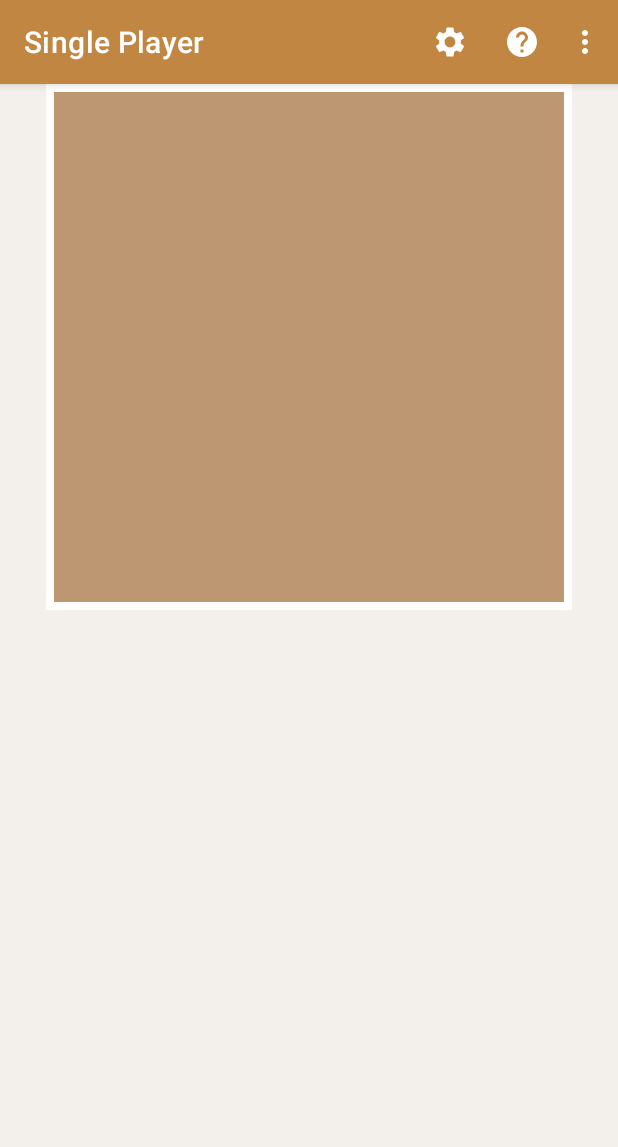
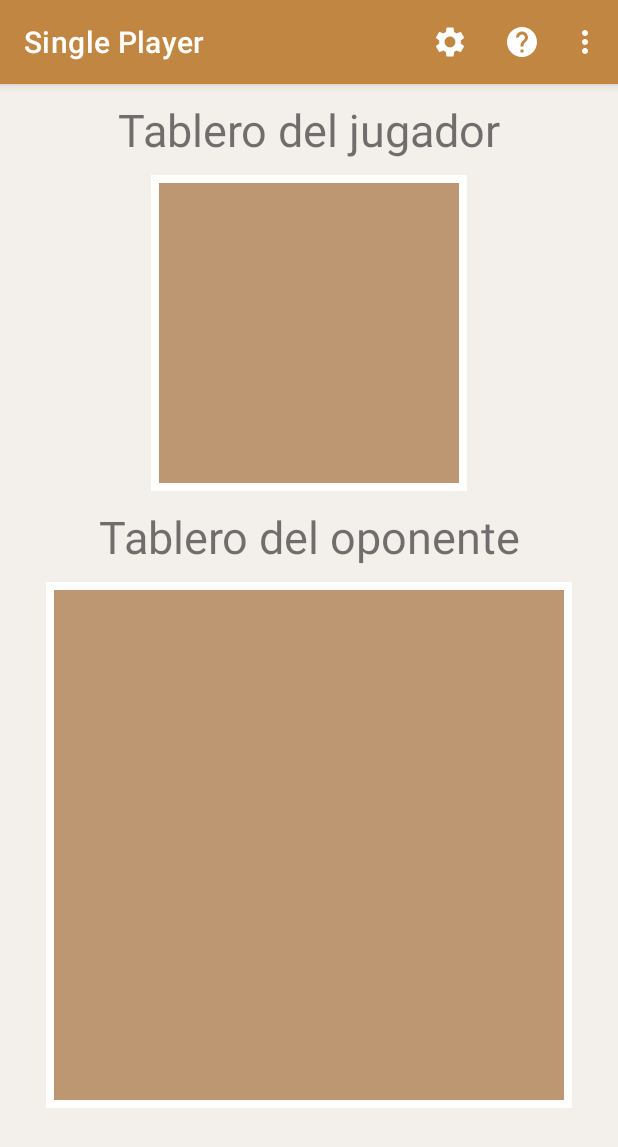
Before and after one commit to iSandro19/FloatAR, an Android app: the SinglePlayerActivity screen opened directly, with no data from a screen before it, on a phone screen of 412 x 824 dp. Shown: the top 1147 px of the screen. Run offline under Robolectric (Android 15) with nearby library versions, the phone set to English and light mode, and no system bars.

Commit message:
Update single player layout

```diff
--- a/src/app/build.gradle
+++ b/src/app/build.gradle
@@ -34,7 +34,5 @@ dependencies {
     implementation 'com.google.android.material:material:1.8.0'
     implementation 'androidx.constraintlayout:constraintlayout:2.1.4'
     implementation 'androidx.gridlayout:gridlayout:1.0.0'
-    testImplementation 'junit:junit:4.13.2'
-    androidTestImplementation 'androidx.test.ext:junit:1.1.5'
-    androidTestImplementation 'androidx.test.espresso:espresso-core:3.5.1'
+    implementation 'androidx.test:core:1.5.0'
 }
--- a/src/app/src/main/java/com/floatar/SinglePlayerActivity.java
+++ b/src/app/src/main/java/com/floatar/SinglePlayerActivity.java
@@ -1,9 +1,4 @@
 package com.floatar;
-
-import androidx.appcompat.app.ActionBar;
-import androidx.appcompat.app.AlertDialog;
-import androidx.appcompat.app.AppCompatActivity;
-import androidx.core.content.ContextCompat;
 
 import android.content.Context;
 import android.content.Intent;
@@ -15,11 +10,13 @@ import android.view.ViewGroup;
 import android.widget.Button;
 import android.widget.GridLayout;
 
-import java.util.Random;
+import androidx.appcompat.app.ActionBar;
+import androidx.appcompat.app.AppCompatActivity;
+import androidx.core.content.ContextCompat;
 
 public class SinglePlayerActivity extends AppCompatActivity {
-    private final int[][] myBoard = new int[10][10];
-    private final int[][] opponentBoard = new int[10][10];
+    private int[][] playerBoard = new int[10][10];
+    private int[][] opponentBoard = new int[10][10];
     private Context mContext;
     private boolean playerTurn = true;
 
@@ -28,9 +25,21 @@ public class SinglePlayerActivity extends AppCompatActivity {
         super.onCreate(savedInstanceState);
         setContentView(R.layout.activity_single_player);
 
-        GridLayout gridLayout = findViewById(R.id.gridLayout_myBoard);
+        GridLayout playerGridLayout = findViewById(R.id.grid_layout_player_board);
+        GridLayout opponentGridLayout = findViewById(R.id.grid_layout_opponent_board);
         mContext = this;
-        createBoard();
+
+        // Obtener el tablero del jugador
+        Intent intent = getIntent();
+        Bundle bundle = intent.getExtras();
+        if (bundle != null) {
+            playerBoard = (int[][]) bundle.getSerializable("playerBoard");
+        }
+
+        // Obtener el tablero del oponente
+        if (bundle != null) {
+            opponentBoard = (int[][]) bundle.getSerializable("opponentBoard");
+        }
 
         // OnClickListener para los botones del tablero
         View.OnClickListener buttonClickListener = v -> {
@@ -42,19 +51,11 @@ public class SinglePlayerActivity extends AppCompatActivity {
             int col = Integer.parseInt(tag.split("_")[2]);
 
             // Ejecutar la lógica del juego correspondiente
+
             if (playerTurn) {
-                if (myBoard[row][col] == 1) {
-                    // El jugador ha acertado
-                    myBoard[row][col] = 2; // Actualizar la matriz "myBoard"
-                    v.setBackgroundColor(ContextCompat.getColor(mContext, R.color.red)); // Cambiar el color del botón a rojo
-                    checkGameOver(); // Comprobar si el juego ha terminado
-                } else {
-                    // El jugador ha fallado
-                    myBoard[row][col] = -1; // Actualizar la matriz "myBoard"
-                    v.setBackgroundColor(ContextCompat.getColor(mContext, R.color.gray)); // Cambiar el color del botón a gris
-                    playerTurn = false; // Cambiar el turno al oponente
-                    opponentTurn(); // Ejecutar la lógica del oponente
-                }
+                playerTurn(v, row, col);
+            } else {
+                opponentTurn(v, row, col);
             }
         };
 
@@ -62,14 +63,33 @@ public class SinglePlayerActivity extends AppCompatActivity {
         for (int i = 0; i < 10; i++) {
             for (int j = 0; j < 10; j++) {
                 Button button = new Button(this);
-                button.setTag("button_" + i + "_" + j); // Establecer una etiqueta única para cada botón
+                button.setTag("player_button_" + i + "_" + j); // Establecer una etiqueta única para cada botón
+                button.setBackgroundColor(ContextCompat.getColor(mContext, R.color.light_brown));
+                int buttonSize = (getScreenWidth()/2) / 10;
+                ViewGroup.MarginLayoutParams params = new ViewGroup.MarginLayoutParams(buttonSize, buttonSize);
+                params.setMargins(3, 3, 3, 3);
+                button.setLayoutParams(params);
+                button.setOnClickListener(buttonClickListener);
+                // Establecer el color del botón según el contenido de la celda en myBoard
+                if (playerBoard[i][j] == 1) {
+                    button.setBackgroundColor(ContextCompat.getColor(mContext, R.color.blue)); // color para las celdas con barco
+                }
+                playerGridLayout.addView(button);
+            }
+        }
+
+        // Añadir los botones al tablero
+        for (int i = 0; i < 10; i++) {
+            for (int j = 0; j < 10; j++) {
+                Button button = new Button(this);
+                button.setTag("opponent_button_" + i + "_" + j); // Establecer una etiqueta única para cada botón
                 button.setBackgroundColor(ContextCompat.getColor(mContext, R.color.light_brown));
                 int buttonSize = (getScreenWidth() - 100) / 10;
                 ViewGroup.MarginLayoutParams params = new ViewGroup.MarginLayoutParams(buttonSize, buttonSize);
                 params.setMargins(3, 3, 3, 3);
                 button.setLayoutParams(params);
                 button.setOnClickListener(buttonClickListener);
-                gridLayout.addView(button);
+                opponentGridLayout.addView(button);
             }
         }
 
@@ -80,105 +100,32 @@ public class SinglePlayerActivity extends AppCompatActivity {
         }
     }
 
-    // Generar los barcos aleatorios
-    private void createBoard() {
-        // Barcos de tamaño 5
-        createShip(5);
-
-        // Barcos de tamaño 4
-        createShip(4);
-        createShip(4);
-
-        // Barcos de tamaño 3
-        createShip(3);
-        createShip(3);
-        createShip(3);
-
-        // Barcos de tamaño 2
-        createShip(2);
-        createShip(2);
-        createShip(2);
-        createShip(2);
-    }
-
-    // Generar un barco de tamaño "size" aleatorio
-    private void createShip(int size) {
-        Random random = new Random();
-        boolean vertical = random.nextBoolean();
-        int row, col;
-
-        if (vertical) {
-            row = random.nextInt(10 - size + 1);
-            col = random.nextInt(10);
-            for (int i = row; i < row + size; i++) {
-                myBoard[i][col] = 1;
-            }
+    // Ejecutar la lógica del jugador
+    private void playerTurn(View v, int row, int col) {
+        if (opponentBoard[row][col] == 1) {
+            // El jugador ha acertado
+            opponentBoard[row][col] = 2; // Actualizar la matriz "myBoard"
+            v.setBackgroundColor(ContextCompat.getColor(mContext, R.color.red)); // Cambiar el color del botón a rojo
         } else {
-            row = random.nextInt(10);
-            col = random.nextInt(10 - size + 1);
-            for (int j = col; j < col + size; j++) {
-                myBoard[row][j] = 1;
-            }
+            // El jugador ha fallado
+            opponentBoard[row][col] = -1; // Actualizar la matriz "myBoard"
+            v.setBackgroundColor(ContextCompat.getColor(mContext, R.color.gray)); // Cambiar el color del botón a gris
+            playerTurn = false; // Cambiar el turno al oponente
         }
     }
 
-
     // Ejecutar la lógica del oponente
-    private void opponentTurn() {
-        Random random = new Random();
-        int row, col;
-
-        do {
-            row = random.nextInt(10);
-            col = random.nextInt(10);
-        } while (opponentBoard[row][col] != 0);
-
-        if (myBoard[row][col] == 1) {
-            opponentBoard[row][col] = 2;
-            int buttonId = getResources().getIdentifier("button_" + row + "_" + col, "id", getPackageName());
-            Button button = findViewById(buttonId);
-            if (button != null) {
-                button.setBackgroundColor(ContextCompat.getColor(mContext, R.color.red));
-            }
-            checkGameOver();
+    private void opponentTurn(View v, int row, int col) {
+        if (playerBoard[row][col] == 1) {
+            // El jugador ha acertado
+            playerBoard[row][col] = 2; // Actualizar la matriz "myBoard"
+            v.setBackgroundColor(ContextCompat.getColor(mContext, R.color.red)); // Cambiar el color del botón a rojo
         } else {
-            opponentBoard[row][col] = -1;
-            playerTurn = true;
-            int buttonId = getResources().getIdentifier("button_" + row + "_" + col, "id", getPackageName());
-            Button button = findViewById(buttonId);
-            if (button != null) {
-                button.setBackgroundColor(ContextCompat.getColor(mContext, R.color.gray));
-            }
+            // El jugador ha fallado
+            playerBoard[row][col] = -1; // Actualizar la matriz "myBoard"
+            v.setBackgroundColor(ContextCompat.getColor(mContext, R.color.gray)); // Cambiar el color del botón a gris
+            playerTurn = true; // Cambiar el turno al oponente
         }
-    }
-
-
-    // Comprobar si el juego ha terminado
-    private void checkGameOver() {
-        /*boolean gameOver = true;
-        for (int[] row : myBoard) {
-            for (int cell : row) {
-                if (cell == 1) {
-                    gameOver = false;
-                    break;
-                }
-            }
-            if (!gameOver) {
-                break;
-            }
-        }
-        if (gameOver) {
-            new AlertDialog.Builder(mContext)
-                    .setTitle(R.string.game_over)
-                    .setMessage(R.string.you_lost)
-                    .setPositiveButton(android.R.string.ok, (dialog, which) -> {
-                        Intent intent = new Intent(mContext, MainActivity.class);
-                        startActivity(intent);
-                        finish();
-                    })
-                    .setCancelable(false)
-                    .show();
-        }*/
     }
 
     @Override
@@ -193,7 +140,7 @@ public class SinglePlayerActivity extends AppCompatActivity {
     }
 
     @Override
-    public void onBackPressed() { // Se puede recuperar la actividad de main????????
+    public void onBackPressed() {
         super.onBackPressed();
         Intent backPress = new Intent(SinglePlayerActivity.this, MainActivity.class);
         startActivity(backPress);
--- a/src/app/src/main/res/layout/activity_single_player.xml
+++ b/src/app/src/main/res/layout/activity_single_player.xml
@@ -5,8 +5,16 @@
     android:orientation="vertical"
     android:layout_gravity="center">
 
+    <TextView
+        android:layout_width="match_parent"
+        android:layout_height="wrap_content"
+        android:text="@string/player_board"
+        android:textSize="30sp"
+        android:padding="10dp"
+        android:gravity="center"/>
+
     <GridLayout
-        android:id="@+id/gridLayout_myBoard"
+        android:id="@+id/grid_layout_player_board"
         android:layout_width="wrap_content"
         android:layout_height="wrap_content"
         android:columnCount="10"
@@ -17,5 +25,24 @@
         android:padding="5dp">
     </GridLayout>
 
+    <TextView
+        android:layout_width="match_parent"
+        android:layout_height="wrap_content"
+        android:text="@string/opponent_board"
+        android:textSize="30sp"
+        android:padding="10dp"
+        android:gravity="center"/>
+
+    <GridLayout
+        android:id="@+id/grid_layout_opponent_board"
+        android:layout_width="wrap_content"
+        android:layout_height="wrap_content"
+        android:columnCount="10"
+        android:rowCount="10"
+        android:orientation="horizontal"
+        android:background="@android:color/white"
+        android:layout_gravity="center"
+        android:padding="5dp">
+    </GridLayout>
 
 </LinearLayout>
--- a/src/app/src/main/res/values/colors.xml
+++ b/src/app/src/main/res/values/colors.xml
@@ -16,4 +16,5 @@
 
     <color name="red">#F44336</color>
     <color name="gray">#939393</color>
+    <color name="blue">#49A2B3</color>
 </resources>
--- a/src/app/src/main/res/values/strings.xml
+++ b/src/app/src/main/res/values/strings.xml
@@ -96,5 +96,7 @@
     <string name="you_lost">Has perdido</string>
     <string name="play_again">Jugar de nuevo</string>
     <string name="game_over">Fin del juego</string>
+    <string name="player_board">Tablero del jugador</string>
+    <string name="opponent_board">Tablero del oponente</string>
 
 </resources>
```
Also changed, not shown: src/app/src/main/java/com/floatar/CreateBoardActivity.java (+6 -7 lines).
